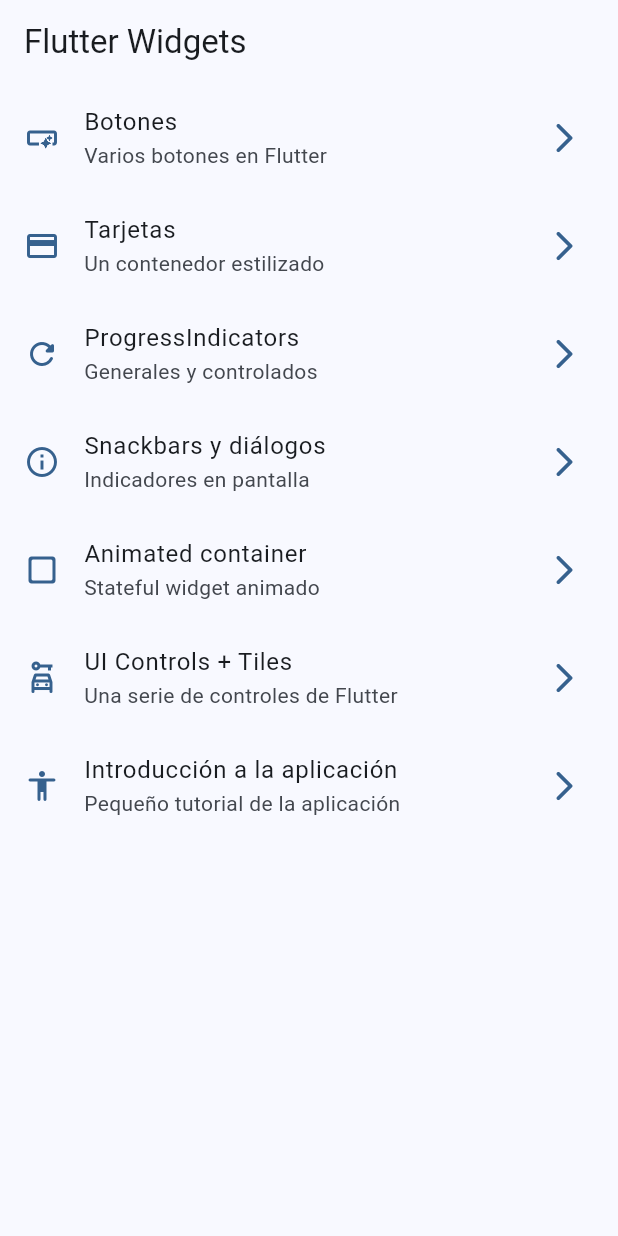
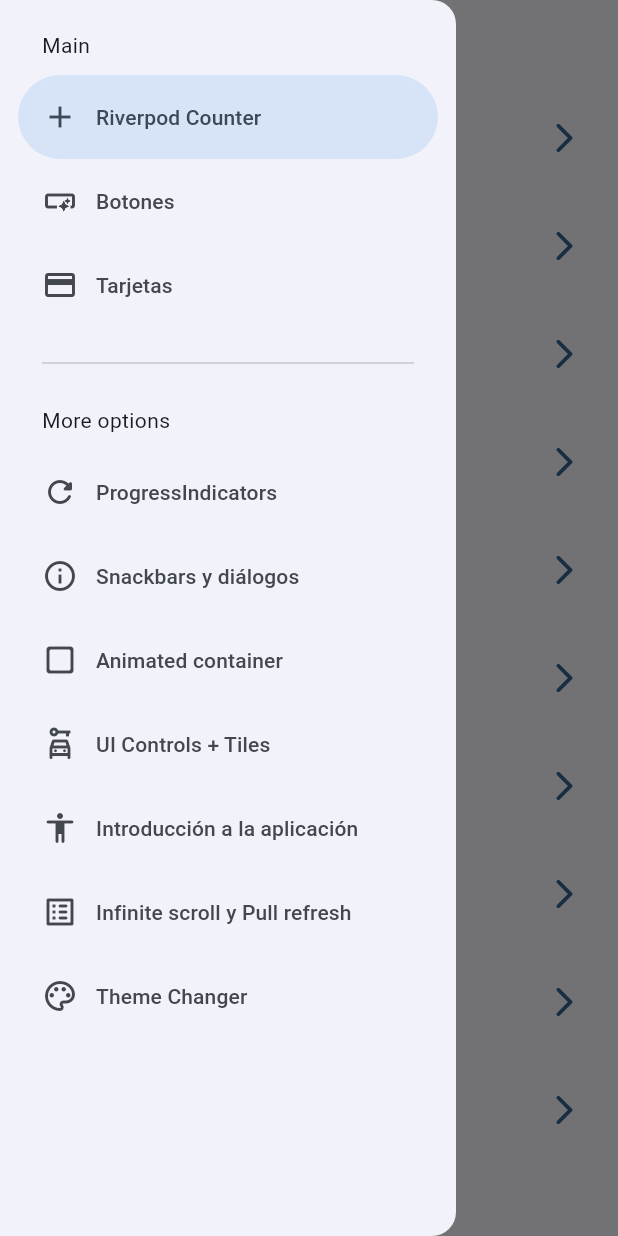
Before and after one commit to AdrianCasB/widgets_app, a Flutter app: the screen it shows after launch, with the side drawer open (before the commit the screen has no drawer), on a phone screen of 412 x 824 dp. Run offline on Flutter 3.47's test engine with Material 3 defaults, Android fonts, the phone set to English and light mode, and no system bars; our stand-ins replace animate_do, flutter_riverpod, go_router.

Commit message:
feat: implement riverpod to handle states

```diff
--- a/lib/config/router/app_router.dart
+++ b/lib/config/router/app_router.dart
@@ -43,5 +43,20 @@ final appRouter = GoRouter(
       name: AppTutorialScreen.name,
       builder: (context, state) => AppTutorialScreen(),
     ),
+    GoRoute(
+      path: '/infinite',
+      name: InfiniteScrollScreen.name,
+      builder: (context, state) => InfiniteScrollScreen(),
+    ),
+    GoRoute(
+      path: '/counter',
+      name: CounterScreen.name,
+      builder: (context, state) => CounterScreen(),
+    ),
+    GoRoute(
+      path: '/theme-changer',
+      name: ThemeChangerScreen.name,
+      builder: (context, state) => ThemeChangerScreen(),
+    ),
   ],
 );
--- a/lib/config/theme/app_theme.dart
+++ b/lib/config/theme/app_theme.dart
@@ -10,8 +10,9 @@ const List<Color> colorList = [
 
 class AppTheme {
   final int selectedColor;
+  final bool isDarkMode;
 
-  AppTheme({this.selectedColor = 0})
+  AppTheme({this.selectedColor = 0, this.isDarkMode = false})
     : assert(
         selectedColor >= 0,
         'Selected color must be greater or equal than zero',
@@ -24,6 +25,12 @@ class AppTheme {
   ThemeData getTheme() => ThemeData(
     useMaterial3: true,
     colorSchemeSeed: colorList[selectedColor],
+    brightness: isDarkMode ? Brightness.dark : Brightness.light,
     appBarTheme: AppBarTheme(centerTitle: false),
   );
+
+  AppTheme copyWith({int? selectedColor, bool? isDarkMode}) => AppTheme(
+    selectedColor: selectedColor ?? this.selectedColor,
+    isDarkMode: isDarkMode ?? this.isDarkMode,
+  );
 }
--- a/lib/config/theme/menu/menu_items.dart
+++ b/lib/config/theme/menu/menu_items.dart
@@ -15,6 +15,13 @@ class MenuItem {
 }
 
 const appMenuItems = <MenuItem>[
+  MenuItem(
+    title: 'Riverpod Counter',
+    subtitle: 'Introducción a Riverpod',
+    link: '/counter',
+    icon: Icons.add,
+  ),
+
   MenuItem(
     title: 'Botones',
     subtitle: 'Varios botones en Flutter',
@@ -63,4 +70,18 @@ const appMenuItems = <MenuItem>[
     link: '/tutorial',
     icon: Icons.accessibility_rounded,
   ),
+
+  MenuItem(
+    title: 'Infinite scroll y Pull refresh',
+    subtitle: 'Listas infinitas y actualización',
+    link: '/infinite',
+    icon: Icons.list_alt_rounded,
+  ),
+
+  MenuItem(
+    title: 'Theme Changer',
+    subtitle: 'Cambio de tema y colores en la app',
+    link: '/theme-changer',
+    icon: Icons.color_lens_outlined,
+  ),
 ];
--- a/lib/main.dart
+++ b/lib/main.dart
@@ -1,21 +1,24 @@
 import 'package:flutter/material.dart';
+import 'package:flutter_riverpod/flutter_riverpod.dart';
 import 'package:widgets_app/config/router/app_router.dart';
 import 'package:widgets_app/config/theme/app_theme.dart';
+import 'package:widgets_app/presentation/providers/theme_provider.dart';
 
 void main() {
-  runApp(const MainApp());
+  runApp(const ProviderScope(child: MainApp()));
 }
 
-class MainApp extends StatelessWidget {
+class MainApp extends ConsumerWidget {
   const MainApp({super.key});
 
   @override
-  Widget build(BuildContext context) {
+  Widget build(BuildContext context, WidgetRef ref) {
+    final AppTheme appTheme = ref.watch(themeNotifierProvider);
     return MaterialApp.router(
       title: 'Flutter Widgets',
       routerConfig: appRouter,
       debugShowCheckedModeBanner: false,
-      theme: AppTheme(selectedColor: 0).getTheme(),
+      theme: appTheme.getTheme(),
     );
   }
 }
--- /dev/null
+++ b/lib/presentation/providers/counter_provider.dart
@@ -0,0 +1,3 @@
+import 'package:flutter_riverpod/flutter_riverpod.dart';
+
+final counterProvider = StateProvider<int>((ref) => 5);
--- a/lib/presentation/screens/home/home_screen.dart
+++ b/lib/presentation/screens/home/home_screen.dart
@@ -1,6 +1,7 @@
 import 'package:flutter/material.dart';
 import 'package:go_router/go_router.dart';
 import 'package:widgets_app/config/theme/menu/menu_items.dart';
+import 'package:widgets_app/presentation/widgets/side_menu.dart';
 
 class HomeScreen extends StatelessWidget {
   static const String name = 'home_screen';
@@ -9,9 +10,13 @@ class HomeScreen extends StatelessWidget {
 
   @override
   Widget build(BuildContext context) {
+    final scaffoldKey = GlobalKey<ScaffoldState>();
+
     return Scaffold(
+      key: scaffoldKey,
       appBar: AppBar(title: const Text('Flutter Widgets')),
       body: _HomeView(),
+      drawer: SideMenu(scaffoldKey: scaffoldKey),
     );
   }
 }
--- a/lib/presentation/screens/screens.dart
+++ b/lib/presentation/screens/screens.dart
@@ -2,8 +2,10 @@ export 'package:widgets_app/presentation/screens/animated/animated_screen.dart';
 export 'package:widgets_app/presentation/screens/app_tutorial/app_tutorial_screen.dart';
 export 'package:widgets_app/presentation/screens/buttons/buttons_screen.dart';
 export 'package:widgets_app/presentation/screens/cards/cards_screen.dart';
+export 'package:widgets_app/presentation/screens/counter/counter_screen.dart';
 export 'package:widgets_app/presentation/screens/home/home_screen.dart';
 export 'package:widgets_app/presentation/screens/infinite_scroll/infinite_scroll_screen.dart';
 export 'package:widgets_app/presentation/screens/progress/progress_screen.dart';
 export 'package:widgets_app/presentation/screens/snackbar/snackbar_screen.dart';
+export 'package:widgets_app/presentation/screens/theme_changer/theme_changer_screen.dart';
 export 'package:widgets_app/presentation/screens/ui_controls/ui_controls_screen.dart';
--- /dev/null
+++ b/lib/presentation/widgets/side_menu.dart
@@ -0,0 +1,68 @@
+import 'package:flutter/material.dart';
+import 'package:go_router/go_router.dart';
+import 'package:widgets_app/config/theme/menu/menu_items.dart';
+
+class SideMenu extends StatefulWidget {
+  final GlobalKey<ScaffoldState> scaffoldKey;
+
+  const SideMenu({super.key, required this.scaffoldKey});
+
+  @override
+  State<SideMenu> createState() => _SideMenuState();
+}
+
+class _SideMenuState extends State<SideMenu> {
+  int navDrawerIndex = 0;
+
+  @override
+  Widget build(BuildContext context) {
+    final hasNotch = MediaQuery.of(context).viewPadding.top > 35;
+
+    return NavigationDrawer(
+      selectedIndex: navDrawerIndex,
+      onDestinationSelected: (value) {
+        setState(() {
+          navDrawerIndex = value;
+        });
+
+        final menuItem = appMenuItems[value];
+        context.push(menuItem.link);
+        widget.scaffoldKey.currentState?.closeDrawer();
+      },
+      children: [
+        Padding(
+          padding: EdgeInsets.fromLTRB(28, hasNotch ? 0 : 20, 16, 10),
+          child: const Text('Main'),
+        ),
+
+        ...appMenuItems
+            .sublist(0, 3)
+            .map(
+              (item) => NavigationDrawerDestination(
+                icon: Icon(item.icon),
+                label: Text(item.title),
+              ),
+            ),
+
+        Padding(
+          padding: const EdgeInsets.fromLTRB(28, 16, 28, 10),
+          child: Divider(),
+        ),
+
+        Padding(
+          padding: const EdgeInsets.fromLTRB(28, 10, 16, 10),
+          child: const Text('More options'),
+        ),
+
+        ...appMenuItems
+            .sublist(3)
+            .map(
+              (item) => NavigationDrawerDestination(
+                icon: Icon(item.icon),
+                label: Text(item.title),
+              ),
+            ),
+      ],
+    );
+  }
+}
--- a/pubspec.yaml
+++ b/pubspec.yaml
@@ -10,6 +10,7 @@ dependencies:
   animate_do: ^4.2.0
   flutter:
     sdk: flutter
+  flutter_riverpod: ^2.6.1
   go_router: ^16.0.0
 
 dev_dependencies:
```
Also changed, not shown: lib/presentation/providers/theme_provider.dart (added, +27 -0 lines), lib/presentation/screens/counter/counter_screen.dart (added, +59 -0 lines), lib/presentation/screens/infinite_scroll/infinite_scroll_screen.dart (+115 -2 lines), lib/presentation/screens/theme_changer/theme_changer_screen.dart (added, +57 -0 lines), pubspec.lock.
